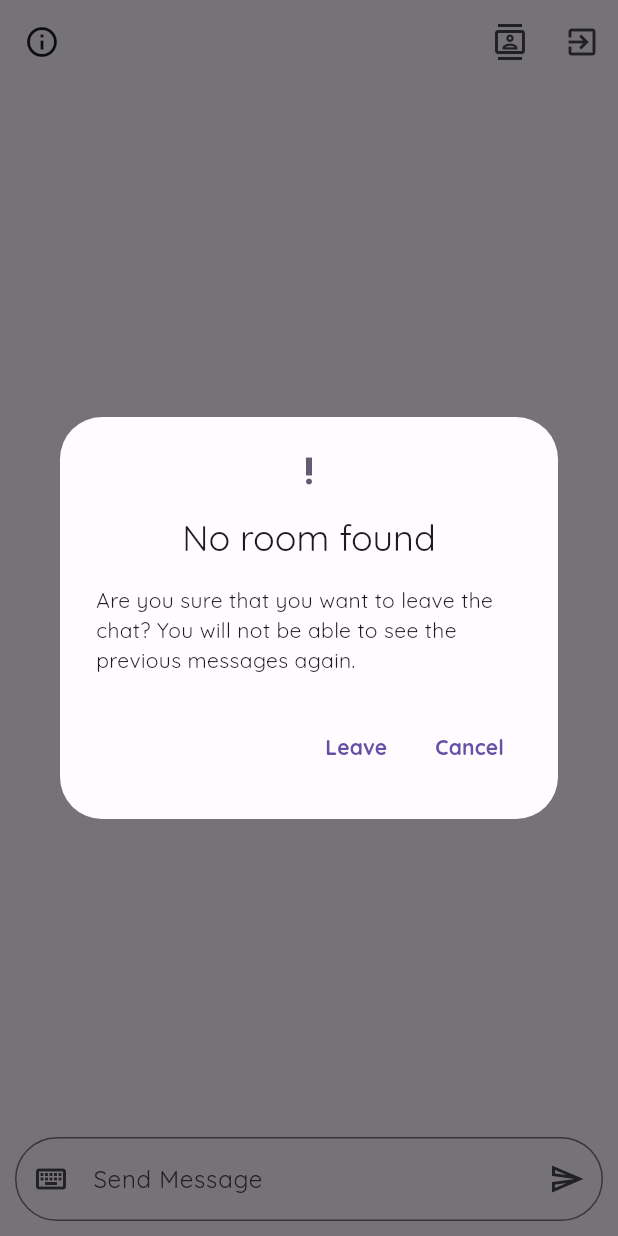
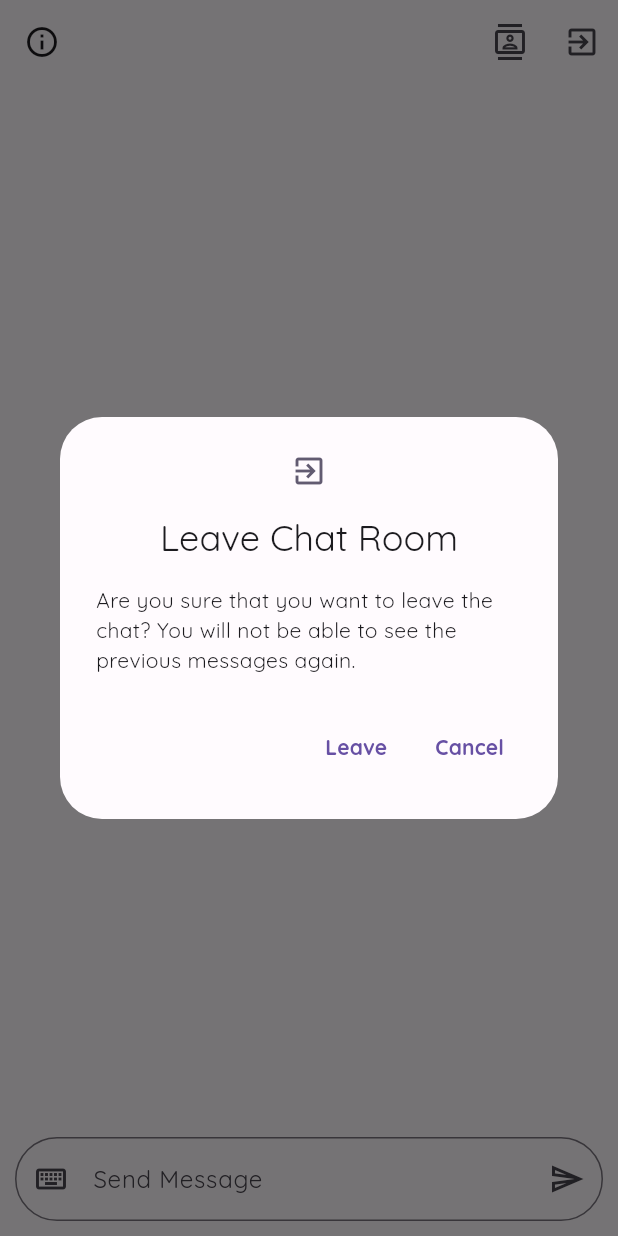
Before and after one commit to SAQG007/swift_chat, a Flutter app: the Chat screen opened directly with empty values, after a tap on the "exit to app" icon, on a phone screen of 412 x 824 dp. Run offline on Flutter 3.47's test engine with Material 2 defaults, Android fonts, the phone set to English and light mode, and no system bars; our stand-ins replace connectivity_plus, flutter_chat_bubble, flutter_social_button, flutter_svg, fluttertoast, loading_animation_widget and 4 more; accounts and stored records are empty; network calls fail.

Commit message:
Changed title and icon

```diff
--- a/lib/widgets/chat/leave_chat_dialog.dart
+++ b/lib/widgets/chat/leave_chat_dialog.dart
@@ -17,8 +17,8 @@ class _LeaveChatDialogState extends State<LeaveChatDialog> {
   @override
   Widget build(BuildContext context) {
     return AlertDialog(
-      icon: const Icon(Icons.priority_high_outlined),
-      title: const Text("No room found"),
+      icon: const Icon(Icons.exit_to_app_outlined),
+      title: const Text("Leave Chat Room"),
       content: const Text(
         "Are you sure that you want to leave the chat? You will not be able to see the previous messages again.",
       ),
```
